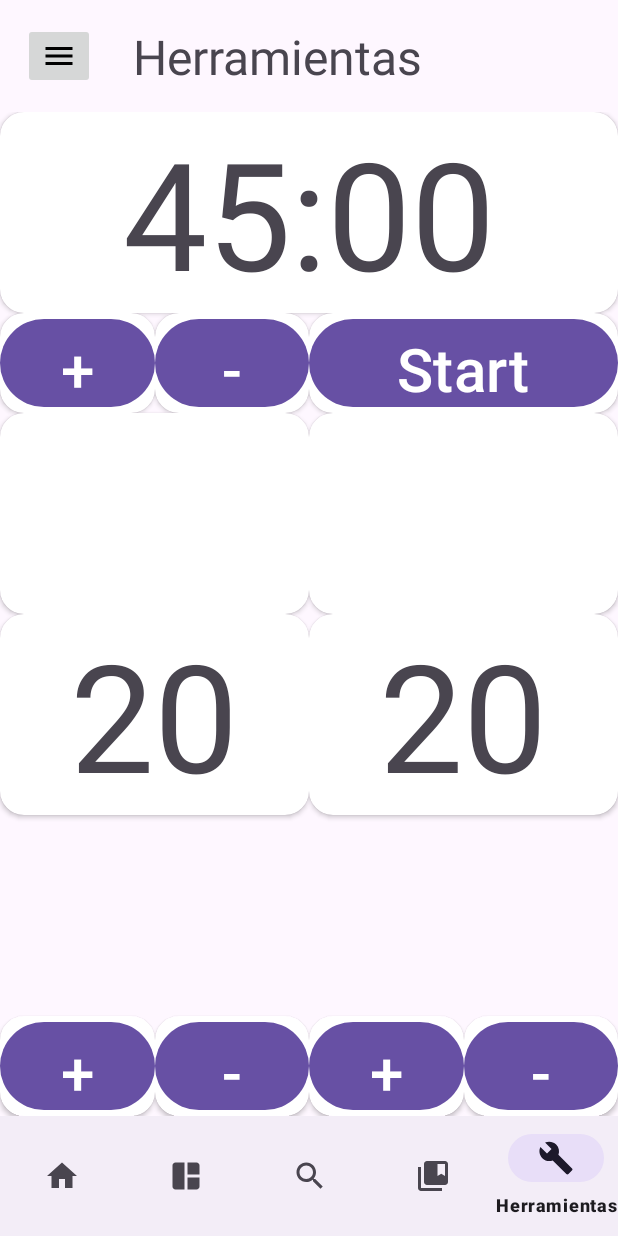
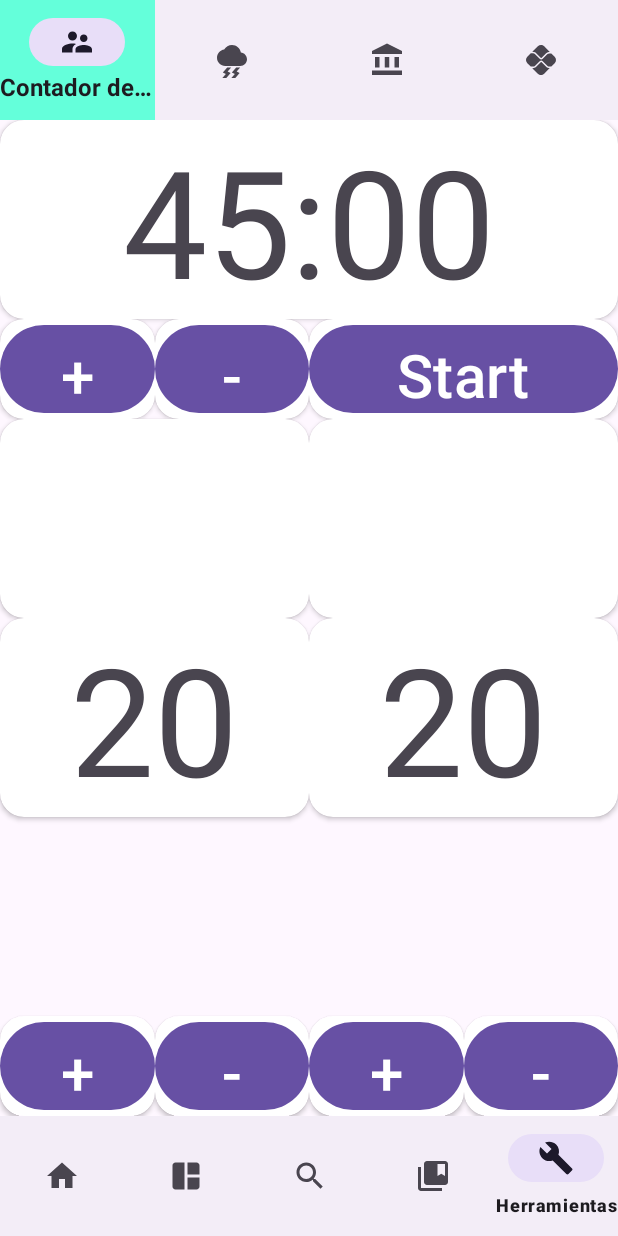
Before and after one commit to JoseJimenezGonzalez/MagicCraft_App, an Android app: the ToolsFragment screen opened through its navigation route, on a phone screen of 412 x 824 dp. Run offline under Robolectric (Android 15) with nearby library versions, the phone set to English and light mode, and no system bars; our stand-ins replace navigation-ui.

Commit message:
commit ok

```diff
--- a/app/src/main/java/com/example/magiccraftapp/SearchCardsFragment.kt
+++ b/app/src/main/java/com/example/magiccraftapp/SearchCardsFragment.kt
@@ -93,7 +93,7 @@ class SearchCardsFragment : Fragment() {
                             val namee = card.name
                             val edition = card.set_name
                             val rarity = card.rarity
-                            val image = card.image_uris.large
+                            val image = card.image_uris.art_crop
                             var price = card.prices.eur
                             val text = card.oracle_text
                             val reserved = card.reserved.toString()
--- a/app/src/main/java/com/example/magiccraftapp/SetCardsFragment.kt
+++ b/app/src/main/java/com/example/magiccraftapp/SetCardsFragment.kt
@@ -96,7 +96,7 @@ class SetCardsFragment : Fragment() {
                             val namee = card.name
                             val edition = card.set_name
                             val rarity = card.rarity
-                            val image = card.image_uris.large
+                            val image = card.image_uris.art_crop
                             var price = card.prices.eur
                             val text = card.oracle_text
                             val reserved = card.reserved.toString()
--- a/app/src/main/java/com/example/magiccraftapp/ToolsFragment.kt
+++ b/app/src/main/java/com/example/magiccraftapp/ToolsFragment.kt
@@ -31,21 +31,21 @@ class ToolsFragment : Fragment() {
     override fun onViewCreated(view: View, savedInstanceState: Bundle?) {
         super.onViewCreated(view, savedInstanceState)
 
-        // Manejar clic del botón para abrir el cajón de navegación
-        binding.ibMenuBurguer.setOnClickListener {
-            openDrawer()
-        }
-
+        initUI()
 
     }
 
-    private fun openDrawer() {
-        binding.drawerLayoutTools.openDrawer(GravityCompat.START)
+    private fun initUI() {
+        initNavigation()
     }
 
-    override fun onDestroyView() {
-        super.onDestroyView()
-        _binding = null
+    private fun initNavigation() {
+        // Utiliza childFragmentManager en lugar de supportFragmentManager
+        val navHostFragment = childFragmentManager.findFragmentById(R.id.nav_host_fragment_tools) as NavHostFragment
+        val navController = navHostFragment.navController
+
+        // Utiliza viewLifecycleOwner al configurar la navegación
+        binding.bottomNavigationViewTools.setupWithNavController(navController)
     }
 
 }
--- a/app/src/main/java/com/example/magiccraftapp/model/ImageUris.kt
+++ b/app/src/main/java/com/example/magiccraftapp/model/ImageUris.kt
@@ -1,5 +1,5 @@
 package com.example.magiccraftapp.model
 
 data class ImageUris(
-    val large: String
+    val art_crop: String
 )
--- /dev/null
+++ b/app/src/main/res/drawable/tab_background.xml
@@ -0,0 +1,5 @@
+<?xml version="1.0" encoding="utf-8"?>
+<selector xmlns:android="http://schemas.android.com/apk/res/android">
+    <item android:drawable="@color/tab_background_selected" android:state_checked="true" />
+    <item android:drawable="@android:color/transparent" />
+</selector>
--- a/app/src/main/res/layout/activity_main.xml
+++ b/app/src/main/res/layout/activity_main.xml
@@ -26,6 +26,7 @@
         app:layout_constraintBottom_toBottomOf="parent"
         app:layout_constraintLeft_toLeftOf="parent"
         app:layout_constraintRight_toRightOf="parent"
+        app:layout_constraintTop_toBottomOf="@id/nav_host_fragment"
         app:menu="@menu/option_menu" />
 
 </androidx.constraintlayout.widget.ConstraintLayout>
--- a/app/src/main/res/layout/fragment_tools.xml
+++ b/app/src/main/res/layout/fragment_tools.xml
@@ -1,75 +1,36 @@
-<!-- res/layout/fragment_tools.xml -->
-<!-- res/layout/fragment_tools.xml -->
-<androidx.drawerlayout.widget.DrawerLayout
-    xmlns:android="http://schemas.android.com/apk/res/android"
-    xmlns:app="http://schemas.android.com/apk/res-auto"
+<?xml version="1.0" encoding="utf-8"?>
+<androidx.constraintlayout.widget.ConstraintLayout xmlns:android="http://schemas.android.com/apk/res/android"
     xmlns:tools="http://schemas.android.com/tools"
-    android:id="@+id/drawer_layout_tools"
+    android:id="@+id/clContainerFragmentTools"
     android:layout_width="match_parent"
     android:layout_height="match_parent"
-    android:fitsSystemWindows="true"
-    tools:openDrawer="start"
-    tools:context=".MainActivity">
-
-
-    <!-- Menú lateral -->
-    <com.google.android.material.navigation.NavigationView
-        android:id="@+id/nav_view_tools"
-        android:paddingTop="25dp"
-        android:layout_width="wrap_content"
-        android:layout_height="match_parent"
-        android:layout_gravity="start"
-        app:headerLayout="@layout/nav_header_tools"
-        app:menu="@menu/tools_menu" />
-
-    <!-- Otras vistas dentro del DrawerLayout, como LinearLayout -->
-    <androidx.constraintlayout.widget.ConstraintLayout
-        android:layout_width="match_parent"
-        android:layout_height="match_parent">
-
-        <ImageButton
-            android:id="@+id/ibMenuBurguer"
-            android:src="@drawable/ic_menu"
-            android:layout_width="wrap_content"
-            android:layout_height="wrap_content"
-            app:layout_constraintStart_toStartOf="parent"
-            app:layout_constraintTop_toTopOf="parent"
-            app:layout_constraintBottom_toBottomOf="@id/guidelineHorizontal1"
-            android:layout_marginLeft="15dp">
-        </ImageButton>
-
-        <TextView
-            android:id="@+id/tvTools"
-            android:layout_width="wrap_content"
-            android:layout_height="wrap_content"
-            app:layout_constraintStart_toEndOf="@id/ibMenuBurguer"
-            app:layout_constraintTop_toTopOf="parent"
-            app:layout_constraintBottom_toBottomOf="@id/guidelineHorizontal1"
-            android:layout_marginLeft="25dp"
-            android:textSize="32sp"
-            android:text="Herramientas">
-        </TextView>
+    xmlns:app="http://schemas.android.com/apk/res-auto"
+    tools:context=".ToolsFragment">
 
     <androidx.fragment.app.FragmentContainerView
         android:id="@+id/nav_host_fragment_tools"
         android:name="androidx.navigation.fragment.NavHostFragment"
-            android:layout_width="match_parent"
+        android:layout_width="0dp"
         android:layout_height="0dp"
-            app:layout_constraintStart_toStartOf="parent"
-            app:layout_constraintEnd_toEndOf="parent"
+        app:layout_constraintLeft_toLeftOf="parent"
+        app:layout_constraintRight_toRightOf="parent"
+        app:layout_constraintTop_toBottomOf="@id/bottomNavigationViewTools"
         app:layout_constraintBottom_toBottomOf="parent"
-            app:layout_constraintTop_toTopOf="@id/guidelineHorizontal1"
         app:defaultNavHost="true"
         app:navGraph="@navigation/nav_graph_tools" />
 
-
-        <androidx.constraintlayout.widget.Guideline
-            android:id="@+id/guidelineHorizontal1"
-            android:layout_width="wrap_content"
+    <com.google.android.material.bottomnavigation.BottomNavigationView
+        android:id="@+id/bottomNavigationViewTools"
+        android:layout_width="0dp"
         android:layout_height="wrap_content"
-            android:orientation="horizontal"
-            app:layout_constraintGuide_percent="0.1" />
+        app:layout_constraintLeft_toLeftOf="parent"
+        app:layout_constraintTop_toTopOf="parent"
+        app:layout_constraintRight_toRightOf="parent"
+        app:layout_constraintBottom_toTopOf="@id/nav_host_fragment_tools"
+        app:menu="@menu/tools_menu"
+        app:itemBackground="@drawable/tab_background"
+        app:itemHorizontalTranslationEnabled="false"
+        app:itemTextAppearanceInactive="@style/TabTextInactive"
+        app:itemTextAppearanceActive="@style/TabTextActive"/>
 
 </androidx.constraintlayout.widget.ConstraintLayout>
-
-</androidx.drawerlayout.widget.DrawerLayout>
--- a/app/src/main/res/values/colors.xml
+++ b/app/src/main/res/values/colors.xml
@@ -2,4 +2,12 @@
 <resources>
     <color name="black">#FF000000</color>
     <color name="white">#FFFFFFFF</color>
+
+    <color name="tab_background_selected">#64FFDA</color>
+
+    <!-- res/values/colors.xml -->
+
+    <color name="tab_text_inactive_color">#757575</color> <!-- Gris oscuro -->
+    <color name="tab_text_active_color">#000000</color> <!-- Negro -->
+
 </resources>
--- /dev/null
+++ b/app/src/main/res/values/styles.xml
@@ -0,0 +1,14 @@
+<?xml version="1.0" encoding="utf-8"?>
+<resources>
+    <style name="TabTextInactive" parent="Widget.Design.BottomNavigationView">
+        <item name="android:textSize">14sp</item>
+        <item name="android:textColor">@color/tab_text_inactive_color</item>
+        <!-- Otros atributos de estilo que desees agregar -->
+    </style>
+
+    <style name="TabTextActive" parent="Widget.Design.BottomNavigationView">
+        <item name="android:textSize">16sp</item>
+        <item name="android:textColor">@color/tab_text_active_color</item>
+        <!-- Otros atributos de estilo que desees agregar -->
+    </style>
+</resources>
```
Also changed, not shown: app/src/main/res/layout/item_card.xml (+23 -11 lines), app/src/main/res/layout/nav_header_tools.xml (deleted, +0 -24 lines). Lines whose indentation alone changed are shown as unchanged.
